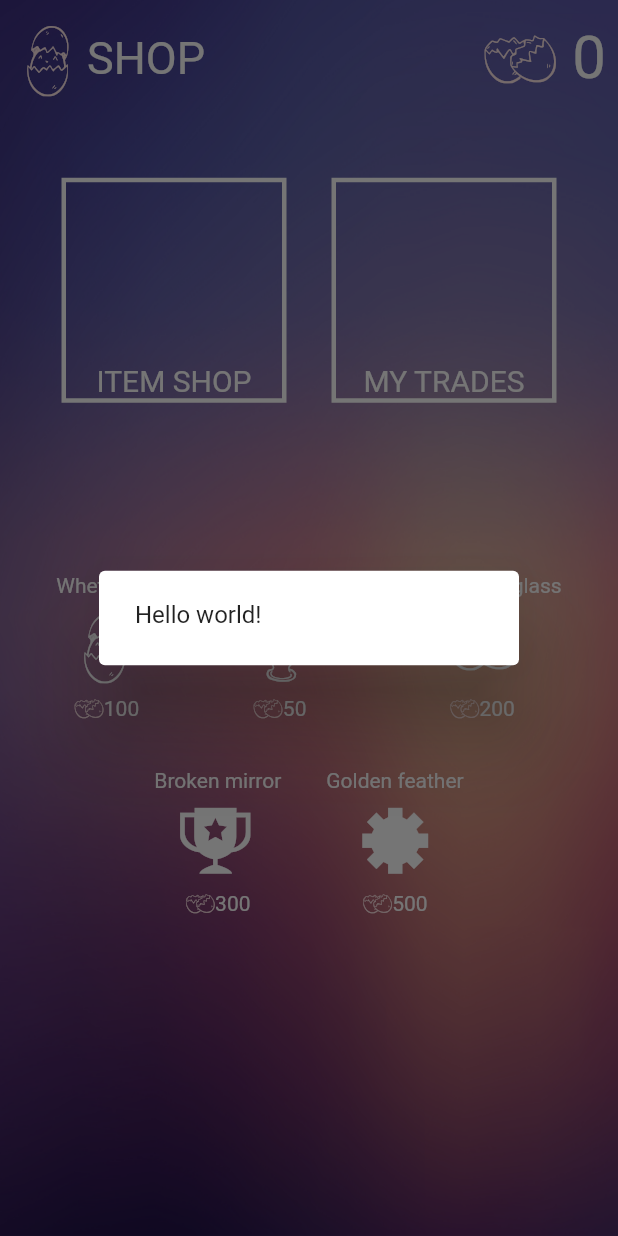
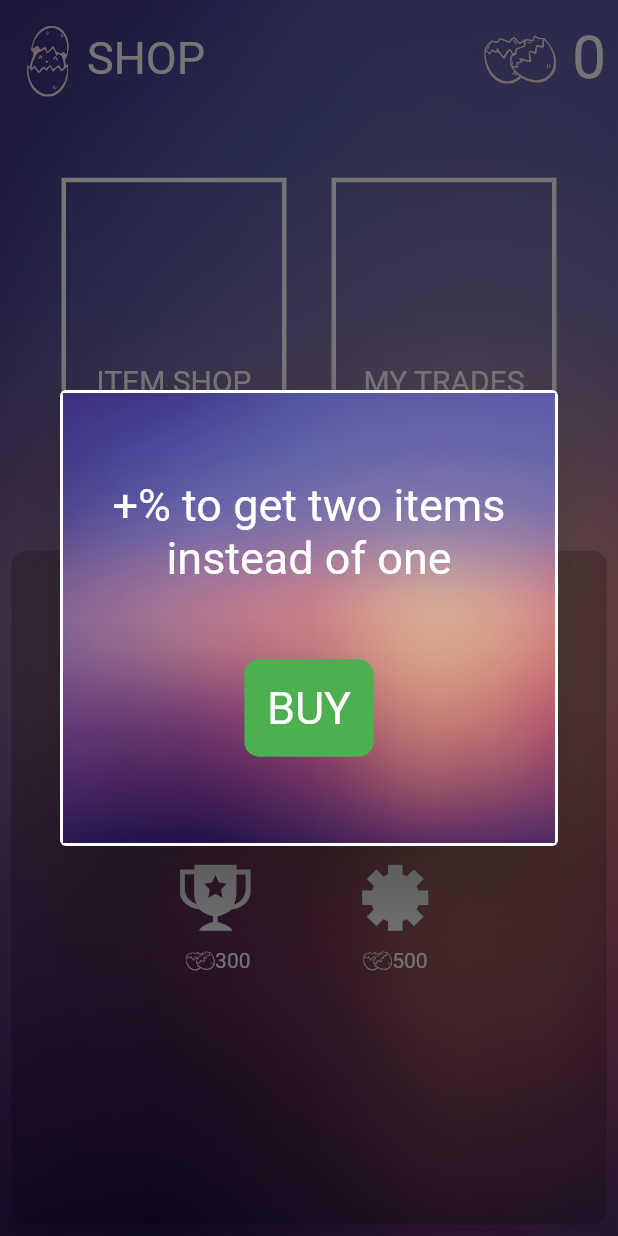
Before and after one commit to Mk-XIII/GIB-EG, a Flutter app: the Shop widget shown alone on an empty page, opened directly with empty values, after a tap on "Broken mirror", on a phone screen of 412 x 824 dp. Run offline on Flutter 3.47's test engine with Material 2 defaults, Android fonts, the phone set to English and light mode, and no system bars; missing offline and left inert: image_pixels.

Commit message:
fixed an oopsie woopsie

```diff
--- a/lib/pages/profile.dart
+++ b/lib/pages/profile.dart
@@ -11,12 +11,21 @@ class _ProfileState extends State<Profile> {
   @override
   Widget build(BuildContext context) {
     SystemChrome.setEnabledSystemUIOverlays([]);
-    return Scaffold(
-      body: SafeArea(
-        child: Text('PROFILE PAGE'),//placeholder
+    return Container(
+      child: Align(
+        alignment: Alignment.center,
+        child: Text(
+          "PLACEHOLDER",
+          textAlign: TextAlign.center,
+          style: TextStyle(color: Colors.white, fontSize: 50),
+        ),
       ),
-
-      backgroundColor: Colors.greenAccent[400],
+      decoration: BoxDecoration(
+        image: DecorationImage(
+          image: AssetImage("assets/sprites/background.jpg"),
+          fit: BoxFit.fill,
+        ),
+      ),
     );
   }
 }
--- a/lib/pages/shop.dart
+++ b/lib/pages/shop.dart
@@ -101,27 +101,38 @@ class _ShopState extends State<Shop> {
             child: Padding(
               padding: const EdgeInsets.all(7.5),
               child: Container(
-                child: CupertinoScrollbar(
-                  thickness: 5,
-                  child: ListView(
+                decoration: BoxDecoration(
+                  color: Colors.transparent.withOpacity(0.2),
+                  borderRadius: BorderRadius.all(Radius.circular(10)),
+                ),
+                child: Column(
                   children: [
                     Row(
                       mainAxisAlignment: MainAxisAlignment.center,
                       children: [
-                          ShopItem(
+                        Expanded(
+                          child: ShopItem(
                             itemName: "Whetstone",
                             price: "100",
                             icon: EgCons.profile,
+                            description: "+% to get a better quality item",
                           ),
-                          ShopItem(
+                        ),
+                        Expanded(
+                          child: ShopItem(
                             itemName: "Yellow spray can",
                             price: "50",
                             icon: EgCons.achievement,
+                            description: "+% to sold item value",
                           ),
-                          ShopItem(
+                        ),
+                        Expanded(
+                          child: ShopItem(
                             itemName: "Magnifying glass",
                             price: "200",
                             icon: EgCons.currency,
+                            description: "+% to get a better item",
+                          ),
                         ),
                       ],
                     ),
@@ -132,16 +143,17 @@ class _ShopState extends State<Shop> {
                           itemName: "Broken mirror",
                           price: "300",
                           icon: EgCons.champion_cup,
+                          description: "+% to get two items instead of one",
                         ),
                         ShopItem(
                           itemName: "Golden feather",
                           price: "500",
                           icon: EgCons.settings,
+                          description: "Clicking eg generates gold",
                         ),
                       ],
                     ),
                   ],
-                  ),
                 ),
               ),
             ),
--- a/lib/pages/tappableEgg.dart
+++ b/lib/pages/tappableEgg.dart
@@ -53,9 +53,9 @@ class _TappableEggState extends State<TappableEgg> {
             children: [
               Expanded(
                 child: Row(
+                  mainAxisAlignment: MainAxisAlignment.spaceBetween,
                   children: [
-                    Container(
-                      child: Row(
+                    Row(
                       children: [
                         Icon(EgCons.currency,
                             size: 50,
@@ -69,6 +69,15 @@ class _TappableEggState extends State<TappableEgg> {
                         ),
                       ],
                     ),
+                    Row(
+                      children: [
+                        Icon(EgCons.achievement,
+                            size: 50,
+                            color: Color.fromRGBO(255, 231, 231, 100)),
+                        Icon(EgCons.settings,
+                            size: 50,
+                            color: Color.fromRGBO(255, 231, 231, 100)),
+                      ],
                     ),
                   ],
                 ),
--- a/lib/widgets/shop_item.dart
+++ b/lib/widgets/shop_item.dart
@@ -6,22 +6,52 @@ class ShopItem extends StatelessWidget {
   final String price;
   final String itemName;
   final IconData icon;
+  final String description;
 
   const ShopItem(
-      {@required this.itemName, @required this.price, @required this.icon});
+      {@required this.itemName,
+      @required this.price,
+      @required this.icon,
+      @required this.description});
 
   @override
   Widget build(BuildContext context) {
     return GestureDetector(
-      onTap: (){
+      onTap: () {
         showDialog(
-          context: context,
-          builder: (BuildContext context){
-            return AlertDialog(
-              content: Text("Hello world!")
-            );
-          }
-        );
+            context: context,
+            builder: (BuildContext context) {
+              return AlertDialog(
+                contentPadding: EdgeInsets.all(2.0),
+                content: Container(
+                  padding: const EdgeInsets.all(30),
+                  height: 300,
+                  child: Column(
+                    mainAxisAlignment: MainAxisAlignment.center,
+                    crossAxisAlignment: CrossAxisAlignment.center,
+                    children: [
+                      Text(
+                        this.description,
+                        textAlign: TextAlign.center,
+                        style: TextStyle(color: Colors.white, fontSize: 30, ),
+                      ),
+                      SizedBox(height: 50,),
+                      Container(
+                        decoration: BoxDecoration(borderRadius: BorderRadius.circular(10), color: Colors.green,),
+                        padding: const EdgeInsets.all(15),
+                        child: Text("BUY", style: TextStyle(color: Colors.white, fontSize: 30),),
+                      )
+                    ],
+                  ),
+                  decoration: BoxDecoration(
+                    image: DecorationImage(
+                      image: AssetImage("assets/sprites/background.jpg"),
+                      fit: BoxFit.fill,
+                    ),
+                  ),
+                ),
+              );
+            });
       },
       child: Container(
         margin: const EdgeInsets.all(15),
@@ -29,9 +59,15 @@ class ShopItem extends StatelessWidget {
           crossAxisAlignment: CrossAxisAlignment.center,
           mainAxisAlignment: MainAxisAlignment.center,
           children: [
-            Text(
-              this.itemName,
-              style: TextStyle(color: Colors.white),
+            Container(
+              height: 35,
+              child: Text(
+                this.itemName,
+                textAlign: TextAlign.center,
+                style: TextStyle(
+                  color: Colors.white,
+                ),
+              ),
             ),
             SizedBox(height: 7),
             Icon(this.icon, size: 50, color: Colors.white),
```
Lines whose indentation alone changed are shown as unchanged.
